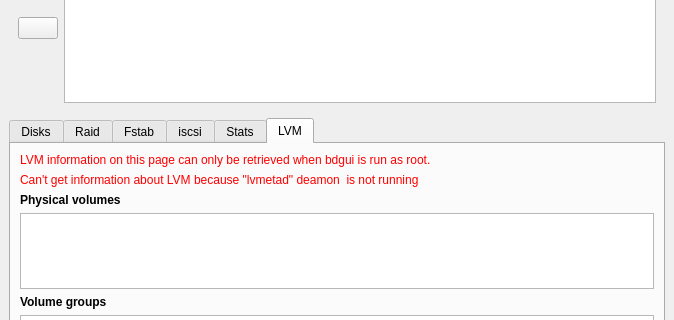
First picture: the form in ui/main.ui, repository iddekingej/blgui, before the edit; both pictures show x 0 to 674 and y 112 to 432 of the 674 by 648 pixel window.
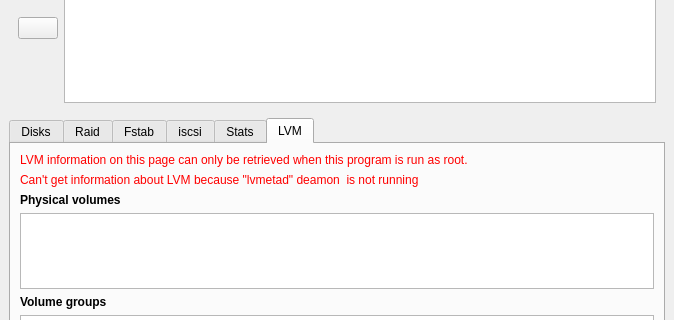
Second picture: the form after the edit. The open tabs and pages were chosen to show the change. Icons and pictures are not drawn.

Commit message: * change bdgui=>blgui

```diff
--- a/ui/main.ui
+++ b/ui/main.ui
@@ -338,7 +338,7 @@
              <string notr="true">color:rgb(255,0,0)</string>
             </property>
             <property name="text">
-             <string>LVM information on this page can only be retrieved when bdgui is run as root.</string>
+             <string>LVM information on this page can only be retrieved when this program is run as root.</string>
             </property>
            </widget>
           </item>
```
Left out of the diff: 2 changed lines with no effect on the pictures. The commit also changes 3 other files.
